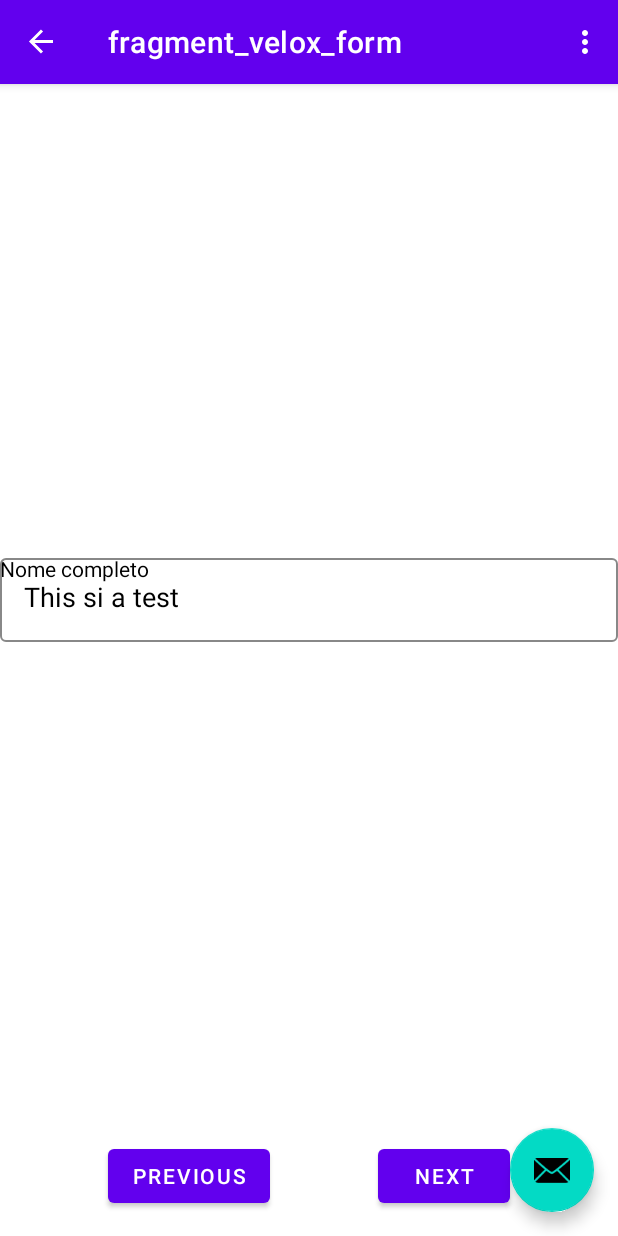
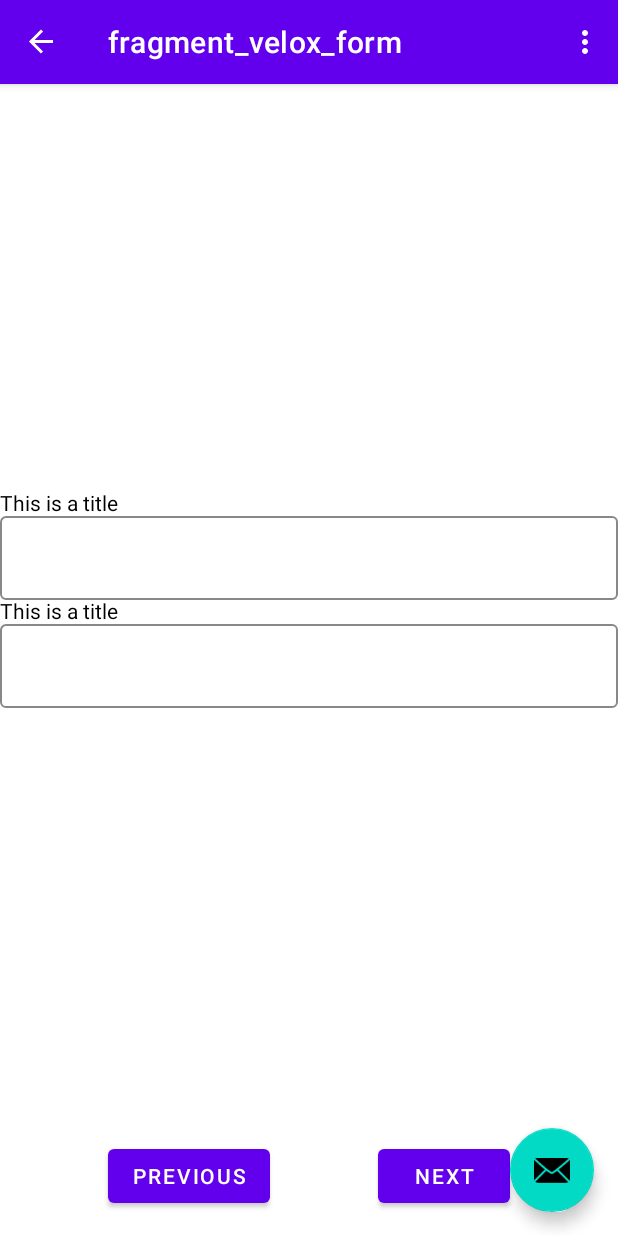
Before and after one commit to henriquenovais/banking-app-android, an Android app built with Jetpack Compose: the VeloxFormFragment screen opened through its navigation route, on a phone screen of 412 x 824 dp. Run offline under Robolectric (Android 15) with nearby library versions, the phone set to English and light mode, and no system bars; our stand-ins replace navigation-ui.

Commit message:
Creating form in jetpack compose

```diff
--- a/app/src/main/java/com/example/bankapp/VeloxFormFragment.kt
+++ b/app/src/main/java/com/example/bankapp/VeloxFormFragment.kt
@@ -5,11 +5,9 @@ import android.view.LayoutInflater
 import android.view.View
 import android.view.ViewGroup
 import android.widget.Toast
-import androidx.compose.ui.Modifier
-import androidx.constraintlayout.widget.ConstraintLayout
 import androidx.fragment.app.Fragment
 import androidx.navigation.fragment.findNavController
-import com.example.bankapp.components.AppTextField
+import com.example.bankapp.components.FormVelox
 import com.example.bankapp.databinding.FragmentVeloxFormBinding
 
 // TODO: Rename parameter arguments, choose names that match
@@ -46,7 +44,7 @@ class VeloxFormFragment : Fragment() {
         _binding = FragmentVeloxFormBinding.inflate(inflater, container, false)
         val view = binding
         view.composeViewVeloxForm.setContent {
-            AppTextField(modifier = Modifier,"This si a test","Placeholder")
+           FormVelox()
         }
         return view.root
     }
--- a/app/src/main/java/com/example/bankapp/components/Composables.kt
+++ b/app/src/main/java/com/example/bankapp/components/Composables.kt
@@ -17,7 +17,26 @@ import androidx.compose.ui.text.input.KeyboardType
 import androidx.compose.ui.unit.sp
 
 @Composable
-fun AppTextField(
+fun FormVelox(){
+    Column {
+        TextTitleField()
+        Row {
+            FormField(text = "", placeholder = "")
+        }
+        TextTitleField()
+        Row{
+            FormField(text = "", placeholder = "")
+        }
+    }
+}
+
+@Composable
+fun TextTitleField(){
+    Text("This is a title")
+}
+
+@Composable
+fun FormField(
     modifier: Modifier = Modifier,
     text: String,
     placeholder: String,
@@ -28,11 +47,6 @@ fun AppTextField(
     keyBoardActions: KeyboardActions = KeyboardActions(),
     isEnabled: Boolean = true
 ) {
-    Row {
-        Text("Nome completo")
-    }
-
-    Row {
         OutlinedTextField(
             modifier = modifier.fillMaxWidth(),
             value = text,
@@ -46,5 +60,4 @@ fun AppTextField(
                 disabledTextColor = Color.Black
             )
         )
-    }
 }
```
